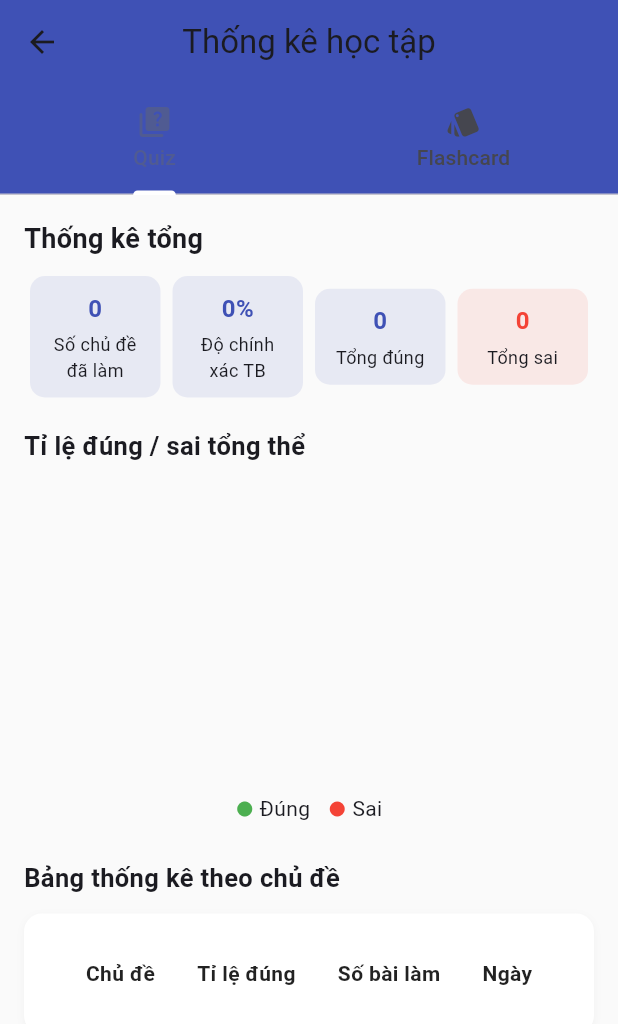
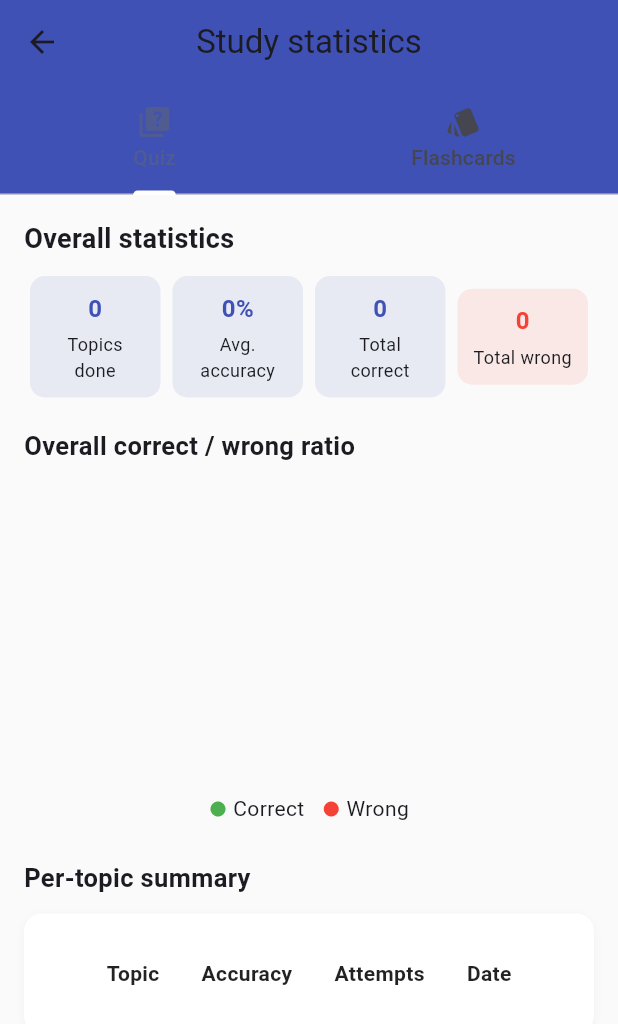
Before and after one commit to ngthanhs1/2025_LTTBDD_N04_Nhom_Thanh, a Flutter app: the ThongKeScreen screen opened directly, on a phone screen of 412 x 824 dp. Shown: the top 1024 px of the screen. Run offline on Flutter 3.47's test engine with Material 3 defaults, Android fonts, the phone set to English and light mode, and no system bars; drawn by our look-alikes of fl_chart; our stand-ins replace cloud_firestore, firebase_auth, firebase_core, flutter_tts, shared_preferences; accounts and stored records are empty.

Commit message:
date du liieu ngon ngu hoan tat

```diff
--- a/hoc_tap_on_luyen/lib/l10n/app_en.arb
+++ b/hoc_tap_on_luyen/lib/l10n/app_en.arb
@@ -45,6 +45,38 @@
 	"quizDeleteTopicTitle": "Delete topic",
 	"quizDeleteTopicConfirm": "Deleting the topic will remove all its questions. Are you sure?"
 	,
+		"homeTitle": "Home",
+		"homeFunctions": "Features",
+		"homeQuiz": "Quiz",
+		"homeFlashcards": "Flashcards",
+		"homeTodayStats": "Today’s stats",
+		"statToday": "Today",
+		"statQuizzesDone": "Quizzes done",
+		"statAverageScore": "Average score",
+		"quizStatsTitle": "Quiz overview",
+		"labelTopics": "Topics",
+		"labelQuestions": "Questions",
+		"labelSessions": "Sessions",
+		"labelAccuracy": "Accuracy",
+		"flashStatsTitle": "Flashcards overview",
+		"labelFlashTotalCards": "Total cards",
+		"dailyActivityThisMonth": "Daily activity (this month)",
+
+		"statsTitle": "Study statistics",
+		"statsOverall": "Overall statistics",
+		"correctWrongRatioTitle": "Overall correct / wrong ratio",
+		"correctLabel": "Correct",
+		"wrongLabel": "Wrong",
+		"perTopicTableTitle": "Per-topic summary",
+		"columnTopic": "Topic",
+		"columnAccuracy": "Accuracy",
+		"columnDone": "Attempts",
+		"columnDate": "Date",
+		"errorLoadingStatsWithMessage": "Failed to load statistics: {error}",
+		"boxTopicsDone": "Topics done",
+		"boxAvgAccuracy": "Avg. accuracy",
+		"boxTotalCorrect": "Total correct",
+		"boxTotalWrong": "Total wrong",
 		"flashTitleFolders": "Folders",
 		"flashBackup": "Backup",
 		"flashChecklist": "Checklist",
--- a/hoc_tap_on_luyen/lib/l10n/app_localizations.dart
+++ b/hoc_tap_on_luyen/lib/l10n/app_localizations.dart
@@ -331,6 +331,192 @@ abstract class AppLocalizations {
   /// In en, this message translates to:
   /// **'Deleting the topic will remove all its questions. Are you sure?'**
   String get quizDeleteTopicConfirm;
+
+  /// No description provided for @homeTitle.
+  ///
+  /// In en, this message translates to:
+  /// **'Home'**
+  String get homeTitle;
+
+  /// No description provided for @homeFunctions.
+  ///
+  /// In en, this message translates to:
+  /// **'Features'**
+  String get homeFunctions;
+
+  /// No description provided for @homeQuiz.
+  ///
+  /// In en, this message translates to:
+  /// **'Quiz'**
+  String get homeQuiz;
+
+  /// No description provided for @homeFlashcards.
+  ///
+  /// In en, this message translates to:
+  /// **'Flashcards'**
+  String get homeFlashcards;
+
+  /// No description provided for @homeTodayStats.
+  ///
+  /// In en, this message translates to:
+  /// **'Today’s stats'**
+  String get homeTodayStats;
+
+  /// No description provided for @statToday.
+  ///
+  /// In en, this message translates to:
+  /// **'Today'**
+  String get statToday;
+
+  /// No description provided for @statQuizzesDone.
+  ///
+  /// In en, this message translates to:
+  /// **'Quizzes done'**
+  String get statQuizzesDone;
+
+  /// No description provided for @statAverageScore.
+  ///
+  /// In en, this message translates to:
+  /// **'Average score'**
+  String get statAverageScore;
+
+  /// No description provided for @quizStatsTitle.
+  ///
+  /// In en, this message translates to:
+  /// **'Quiz overview'**
+  String get quizStatsTitle;
+
+  /// No description provided for @labelTopics.
+  ///
+  /// In en, this message translates to:
+  /// **'Topics'**
+  String get labelTopics;
+
+  /// No description provided for @labelQuestions.
+  ///
+  /// In en, this message translates to:
+  /// **'Questions'**
+  String get labelQuestions;
+
+  /// No description provided for @labelSessions.
+  ///
+  /// In en, this message translates to:
+  /// **'Sessions'**
+  String get labelSessions;
+
+  /// No description provided for @labelAccuracy.
+  ///
+  /// In en, this message translates to:
+  /// **'Accuracy'**
+  String get labelAccuracy;
+
+  /// No description provided for @flashStatsTitle.
+  ///
+  /// In en, this message translates to:
+  /// **'Flashcards overview'**
+  String get flashStatsTitle;
+
+  /// No description provided for @labelFlashTotalCards.
+  ///
+  /// In en, this message translates to:
+  /// **'Total cards'**
+  String get labelFlashTotalCards;
+
+  /// No description provided for @dailyActivityThisMonth.
+  ///
+  /// In en, this message translates to:
+  /// **'Daily activity (this month)'**
+  String get dailyActivityThisMonth;
+
+  /// No description provided for @statsTitle.
+  ///
+  /// In en, this message translates to:
+  /// **'Study statistics'**
+  String get statsTitle;
+
+  /// No description provided for @statsOverall.
+  ///
+  /// In en, this message translates to:
+  /// **'Overall statistics'**
+  String get statsOverall;
+
+  /// No description provided for @correctWrongRatioTitle.
+  ///
+  /// In en, this message translates to:
+  /// **'Overall correct / wrong ratio'**
+  String get correctWrongRatioTitle;
+
+  /// No description provided for @correctLabel.
+  ///
+  /// In en, this message translates to:
+  /// **'Correct'**
+  String get correctLabel;
+
+  /// No description provided for @wrongLabel.
+  ///
+  /// In en, this message translates to:
+  /// **'Wrong'**
+  String get wrongLabel;
+
+  /// No description provided for @perTopicTableTitle.
+  ///
+  /// In en, this message translates to:
+  /// **'Per-topic summary'**
+  String get perTopicTableTitle;
+
+  /// No description provided for @columnTopic.
+  ///
+  /// In en, this message translates to:
+  /// **'Topic'**
+  String get columnTopic;
+
+  /// No description provided for @columnAccuracy.
+  ///
+  /// In en, this message translates to:
+  /// **'Accuracy'**
+  String get columnAccuracy;
+
+  /// No description provided for @columnDone.
+  ///
+  /// In en, this message translates to:
+  /// **'Attempts'**
+  String get columnDone;
+
+  /// No description provided for @columnDate.
+  ///
+  /// In en, this message translates to:
+  /// **'Date'**
+  String get columnDate;
+
+  /// No description provided for @errorLoadingStatsWithMessage.
+  ///
+  /// In en, this message translates to:
+  /// **'Failed to load statistics: {error}'**
+  String errorLoadingStatsWithMessage(Object error);
+
+  /// No description provided for @boxTopicsDone.
+  ///
+  /// In en, this message translates to:
+  /// **'Topics done'**
+  String get boxTopicsDone;
+
+  /// No description provided for @boxAvgAccuracy.
+  ///
+  /// In en, this message translates to:
+  /// **'Avg. accuracy'**
+  String get boxAvgAccuracy;
+
+  /// No description provided for @boxTotalCorrect.
+  ///
+  /// In en, this message translates to:
+  /// **'Total correct'**
+  String get boxTotalCorrect;
+
+  /// No description provided for @boxTotalWrong.
+  ///
+  /// In en, this message translates to:
+  /// **'Total wrong'**
+  String get boxTotalWrong;
 
   /// No description provided for @flashTitleFolders.
   ///
--- a/hoc_tap_on_luyen/lib/l10n/app_localizations_en.dart
+++ b/hoc_tap_on_luyen/lib/l10n/app_localizations_en.dart
@@ -129,6 +129,101 @@ class AppLocalizationsEn extends AppLocalizations {
   @override
   String get quizDeleteTopicConfirm =>
       'Deleting the topic will remove all its questions. Are you sure?';
+
+  @override
+  String get homeTitle => 'Home';
+
+  @override
+  String get homeFunctions => 'Features';
+
+  @override
+  String get homeQuiz => 'Quiz';
+
+  @override
+  String get homeFlashcards => 'Flashcards';
+
+  @override
+  String get homeTodayStats => 'Today’s stats';
+
+  @override
+  String get statToday => 'Today';
+
+  @override
+  String get statQuizzesDone => 'Quizzes done';
+
+  @override
+  String get statAverageScore => 'Average score';
+
+  @override
+  String get quizStatsTitle => 'Quiz overview';
+
+  @override
+  String get labelTopics => 'Topics';
+
+  @override
+  String get labelQuestions => 'Questions';
+
+  @override
+  String get labelSessions => 'Sessions';
+
+  @override
+  String get labelAccuracy => 'Accuracy';
+
+  @override
+  String get flashStatsTitle => 'Flashcards overview';
+
+  @override
+  String get labelFlashTotalCards => 'Total cards';
+
+  @override
+  String get dailyActivityThisMonth => 'Daily activity (this month)';
+
+  @override
+  String get statsTitle => 'Study statistics';
+
+  @override
+  String get statsOverall => 'Overall statistics';
+
+  @override
+  String get correctWrongRatioTitle => 'Overall correct / wrong ratio';
+
+  @override
+  String get correctLabel => 'Correct';
+
+  @override
+  String get wrongLabel => 'Wrong';
+
+  @override
+  String get perTopicTableTitle => 'Per-topic summary';
+
+  @override
+  String get columnTopic => 'Topic';
+
+  @override
+  String get columnAccuracy => 'Accuracy';
+
+  @override
+  String get columnDone => 'Attempts';
+
+  @override
+  String get columnDate => 'Date';
+
+  @override
+  String errorLoadingStatsWithMessage(Object error) {
+    return 'Failed to load statistics: $error';
+  }
+
+  @override
+  String get boxTopicsDone => 'Topics done';
+
+  @override
+  String get boxAvgAccuracy => 'Avg. accuracy';
+
+  @override
+  String get boxTotalCorrect => 'Total correct';
+
+  @override
+  String get boxTotalWrong => 'Total wrong';
 
   @override
   String get flashTitleFolders => 'Folders';
--- a/hoc_tap_on_luyen/lib/screens/trangchu/thongke.dart
+++ b/hoc_tap_on_luyen/lib/screens/trangchu/thongke.dart
@@ -1,6 +1,7 @@
 import 'package:flutter/material.dart';
 import 'package:fl_chart/fl_chart.dart';
 import '../../services/firestore_service.dart';
+import 'package:hoc_tap_on_luyen/l10n/app_localizations.dart';
 
 class ThongKeScreen extends StatefulWidget {
   const ThongKeScreen({super.key});
@@ -23,15 +24,21 @@ class _ThongKeScreenState extends State<ThongKeScreen>
   Widget build(BuildContext context) {
     return Scaffold(
       appBar: AppBar(
-        title: const Text('Thống kê học tập'),
+        title: Text(AppLocalizations.of(context).statsTitle),
         centerTitle: true,
         backgroundColor: Colors.indigo,
         bottom: TabBar(
           controller: _tabController,
           indicatorColor: Colors.white,
-          tabs: const [
-            Tab(icon: Icon(Icons.quiz_rounded), text: 'Quiz'),
-            Tab(icon: Icon(Icons.style_rounded), text: 'Flashcard'),
+          tabs: [
+            Tab(
+              icon: const Icon(Icons.quiz_rounded),
+              text: AppLocalizations.of(context).tabQuiz,
+            ),
+            Tab(
+              icon: const Icon(Icons.style_rounded),
+              text: AppLocalizations.of(context).tabFlashcard,
+            ),
           ],
         ),
       ),
@@ -58,7 +65,9 @@ class _ThongKeScreenState extends State<ThongKeScreen>
         if (snap.hasError) {
           return Center(
             child: Text(
-              'Lỗi tải thống kê: ${snap.error}',
+              AppLocalizations.of(
+                context,
+              ).errorLoadingStatsWithMessage('${snap.error}'),
               textAlign: TextAlign.center,
             ),
           );
@@ -89,31 +98,31 @@ class _ThongKeScreenState extends State<ThongKeScreen>
       child: Column(
         crossAxisAlignment: CrossAxisAlignment.start,
         children: [
-          const Text(
-            'Thống kê tổng',
-            style: TextStyle(fontSize: 18, fontWeight: FontWeight.bold),
+          Text(
+            AppLocalizations.of(context).statsOverall,
+            style: const TextStyle(fontSize: 18, fontWeight: FontWeight.bold),
           ),
           const SizedBox(height: 12),
           Row(
             mainAxisAlignment: MainAxisAlignment.spaceBetween,
             children: [
               _StatBox(
-                label: 'Số chủ đề đã làm',
+                label: AppLocalizations.of(context).boxTopicsDone,
                 value: data['done'].toString(),
                 color: mainColor,
               ),
               _StatBox(
-                label: 'Độ chính xác TB',
+                label: AppLocalizations.of(context).boxAvgAccuracy,
                 value: '${data['accuracy']}%',
                 color: mainColor,
               ),
               _StatBox(
-                label: 'Tổng đúng',
+                label: AppLocalizations.of(context).boxTotalCorrect,
                 value: data['correct'].toString(),
                 color: mainColor,
               ),
               _StatBox(
-                label: 'Tổng sai',
+                label: AppLocalizations.of(context).boxTotalWrong,
                 value: data['wrong'].toString(),
                 color: Colors.red,
               ),
@@ -121,9 +130,9 @@ class _ThongKeScreenState extends State<ThongKeScreen>
           ),
           const SizedBox(height: 20),
 
-          const Text(
-            'Tỉ lệ đúng / sai tổng thể',
-            style: TextStyle(fontSize: 17, fontWeight: FontWeight.bold),
+          Text(
+            AppLocalizations.of(context).correctWrongRatioTitle,
+            style: const TextStyle(fontSize: 17, fontWeight: FontWeight.bold),
           ),
           const SizedBox(height: 12),
           SizedBox(
@@ -154,21 +163,21 @@ class _ThongKeScreenState extends State<ThongKeScreen>
           const SizedBox(height: 8),
           Row(
             mainAxisAlignment: MainAxisAlignment.center,
-            children: const [
-              Icon(Icons.circle, color: Colors.green, size: 12),
-              SizedBox(width: 4),
-              Text('Đúng'),
-              SizedBox(width: 12),
-              Icon(Icons.circle, color: Colors.red, size: 12),
-              SizedBox(width: 4),
-              Text('Sai'),
+            children: [
+              const Icon(Icons.circle, color: Colors.green, size: 12),
+              const SizedBox(width: 4),
+              Text(AppLocalizations.of(context).correctLabel),
+              const SizedBox(width: 12),
+              const Icon(Icons.circle, color: Colors.red, size: 12),
+              const SizedBox(width: 4),
+              Text(AppLocalizations.of(context).wrongLabel),
             ],
           ),
           const SizedBox(height: 24),
 
-          const Text(
-            'Bảng thống kê theo chủ đề',
-            style: TextStyle(fontSize: 17, fontWeight: FontWeight.bold),
+          Text(
+            AppLocalizations.of(context).perTopicTableTitle,
+            style: const TextStyle(fontSize: 17, fontWeight: FontWeight.bold),
           ),
           const SizedBox(height: 12),
           // --- BẢNG THỐNG KÊ ---
@@ -202,14 +211,30 @@ class _ThongKeScreenState extends State<ThongKeScreen>
                     ),
                     columnSpacing: 28,
                     horizontalMargin: 8,
-                    columns: const [
+                    columns: [
                       DataColumn(
-                        label: Center(child: Text('Chủ đề')),
+                        label: Center(
+                          child: Text(AppLocalizations.of(context).columnTopic),
+                        ),
                         numeric: false,
                       ),
-                      DataColumn(label: Center(child: Text('Tỉ lệ đúng'))),
-                      DataColumn(label: Center(child: Text('Số bài làm'))),
-                      DataColumn(label: Center(child: Text('Ngày'))),
+                      DataColumn(
+                        label: Center(
+                          child: Text(
+                            AppLocalizations.of(context).columnAccuracy,
+                          ),
+                        ),
+                      ),
+                      DataColumn(
+                        label: Center(
+                          child: Text(AppLocalizations.of(context).columnDone),
+                        ),
+                      ),
+                      DataColumn(
+                        label: Center(
+                          child: Text(AppLocalizations.of(context).columnDate),
+                        ),
+                      ),
                     ],
                     rows: (data['topics'] as List).map((t) {
                       final String name = (t['name'] ?? '').toString();
```
Also changed, not shown: hoc_tap_on_luyen/lib/l10n/app_localizations_vi.dart (+95 -0 lines), hoc_tap_on_luyen/lib/l10n/app_vi.arb (+32 -0 lines), hoc_tap_on_luyen/lib/screens/trangchu/home.dart (+48 -29 lines).
